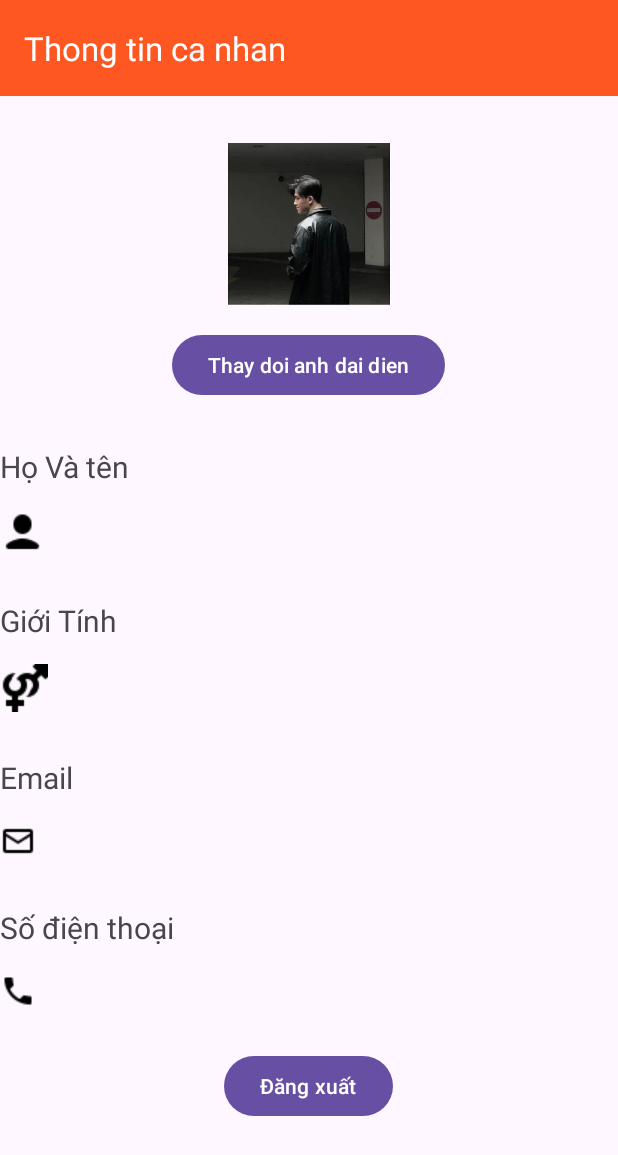
After one commit to Nguyennhuttan2004/DoAn-MobileApp, an Android app: the NguoidungActivity screen opened directly, with no data from a screen before it, on a phone screen of 412 x 824 dp. The commit adds this screen. Shown: the top 1155 px of the screen. Run offline under Robolectric (Android 15) with nearby library versions, the phone set to English and light mode, and no system bars.

Commit message:
sua ng dung

```diff
--- a/app/build.gradle.kts
+++ b/app/build.gradle.kts
@@ -36,4 +36,9 @@ dependencies {
     testImplementation("junit:junit:4.13.2")
     androidTestImplementation("androidx.test.ext:junit:1.1.5")
     androidTestImplementation("androidx.test.espresso:espresso-core:3.5.1")
+    implementation ("com.squareup.picasso:picasso:2.8")
+    implementation ("androidx.recyclerview:recyclerview:1.2.1")
+    implementation ("com.android.volley:volley:1.2.1")
+
+
 }
--- /dev/null
+++ b/app/src/main/java/Activity/NguoidungActivity.java
@@ -0,0 +1,16 @@
+package Activity;
+
+import androidx.appcompat.app.AppCompatActivity;
+
+import android.os.Bundle;
+
+import com.example.doan_mobileapp.R;
+
+public class NguoidungActivity extends AppCompatActivity {
+
+    @Override
+    protected void onCreate(Bundle savedInstanceState) {
+        super.onCreate(savedInstanceState);
+        setContentView(R.layout.activity_nguoidung);
+    }
+}
--- /dev/null
+++ b/app/src/main/res/layout/activity_nguoidung.xml
@@ -0,0 +1,104 @@
+<?xml version="1.0" encoding="utf-8"?>
+<LinearLayout xmlns:android="http://schemas.android.com/apk/res/android"
+    xmlns:app="http://schemas.android.com/apk/res-auto"
+    xmlns:tools="http://schemas.android.com/tools"
+    android:layout_width="match_parent"
+    android:layout_height="match_parent"
+    android:orientation="vertical"
+    tools:context="Activity.NguoidungActivity">
+    <androidx.appcompat.widget.Toolbar
+        android:layout_width="match_parent"
+        android:layout_height="?attr/actionBarSize"
+        android:background="@color/orange"
+        app:titleTextColor="@color/white"
+        app:title="Thong tin ca nhan"
+
+
+        ></androidx.appcompat.widget.Toolbar>
+
+    <ImageView
+        android:id="@+id/imageView1"
+        android:layout_width="108dp"
+        android:layout_height="110dp"
+        android:layout_gravity="center"
+        android:layout_marginTop="30dp"
+        android:src="@drawable/img"
+        />
+
+    <Button
+        android:id="@+id/btnAvatar"
+        android:layout_width="wrap_content"
+        android:layout_height="wrap_content"
+        android:layout_gravity="center"
+        android:layout_marginTop="15dp"
+        android:text="Thay doi anh dai dien"/>
+
+    <TextView
+        android:layout_width="wrap_content"
+        android:layout_height="wrap_content"
+        android:layout_marginTop="30dp"
+        android:text="Họ Và tên"
+        android:textSize="20dp"/>
+
+    <TextView
+        android:id="@+id/txtUser"
+        android:layout_width="match_parent"
+        android:layout_height="wrap_content"
+        android:layout_marginTop="15dp"
+        android:textSize="20dp"
+        android:drawableLeft="@drawable/ic_user"/>
+
+
+    <TextView
+        android:layout_width="wrap_content"
+        android:layout_height="wrap_content"
+        android:layout_marginTop="30dp"
+        android:text="Giới Tính"
+        android:textSize="20dp"/>
+
+    <TextView
+        android:id="@+id/txtGioiTinh"
+        android:layout_width="match_parent"
+        android:layout_height="wrap_content"
+        android:layout_marginTop="15dp"
+        android:textSize="20dp"
+        android:drawableLeft="@drawable/ic_gender"/>
+
+    <TextView
+        android:layout_width="wrap_content"
+        android:layout_height="wrap_content"
+        android:layout_marginTop="30dp"
+        android:text="Email"
+        android:textSize="20dp"/>
+
+    <TextView
+        android:id="@+id/txtEmail"
+        android:layout_width="match_parent"
+        android:layout_height="wrap_content"
+        android:layout_marginTop="15dp"
+        android:textSize="20dp"
+        android:drawableLeft="@drawable/ic_email"/>
+
+    <TextView
+        android:layout_width="wrap_content"
+        android:layout_height="wrap_content"
+        android:layout_marginTop="30dp"
+        android:text="Số điện thoại"
+        android:textSize="20dp"/>
+
+    <TextView
+        android:id="@+id/txtPhone"
+        android:layout_width="match_parent"
+        android:layout_height="wrap_content"
+        android:layout_marginTop="15dp"
+        android:drawableLeft="@drawable/ic_phone"
+        android:textSize="20dp" />
+
+    <Button
+        android:id="@+id/btnLogOut"
+        android:layout_width="wrap_content"
+        android:layout_height="wrap_content"
+        android:layout_gravity="center"
+        android:layout_marginTop="25dp"
+        android:text="Đăng xuất"/>
+</LinearLayout>
--- a/app/src/main/res/values/colors.xml
+++ b/app/src/main/res/values/colors.xml
@@ -2,6 +2,7 @@
 <resources>
     <color name="black">#FF000000</color>
     <color name="white">#FFFFFFFF</color>
+    <color name="grey">#D6D3D3</color>
     <color name="orange3">#D5542B</color>
     <color name="orange2">#FF511A</color>
     <color name="orange">#FF5722</color>
```
Also changed, not shown: app/src/main/AndroidManifest.xml (+11 -12 lines), app/src/main/java/Activity/MainActivity.java (+43 -3 lines), app/src/main/res/anim/slide_in_right.xml (+7 -0 lines), app/src/main/res/anim/slide_out_right.xml (+7 -0 lines), app/src/main/res/layout/activity_chi_tiet.xml (+6 -3 lines), app/src/main/res/layout/activity_main.xml (+61 -53 lines), app/src/main/res/drawable/ic_email.png, app/src/main/res/drawable/ic_gender.png, app/src/main/res/drawable/ic_phone.png, app/src/main/res/drawable/ic_user.png, app/src/main/res/drawable/img.png.
